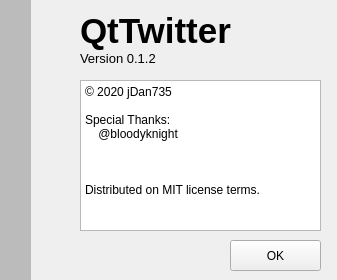
Qt form aboutapp.ui (jDan735/qttwitter) before a commit.
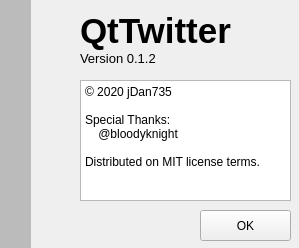
The same form after that commit. Icons and pictures are not drawn.

The edit to the form file:
```diff
--- a/aboutapp.ui
+++ b/aboutapp.ui
@@ -9,8 +9,8 @@
    <rect>
     <x>0</x>
     <y>0</y>
-    <width>337</width>
-    <height>280</height>
+    <width>299</width>
+    <height>248</height>
    </rect>
   </property>
   <property name="sizePolicy">
@@ -21,14 +21,14 @@
   </property>
   <property name="minimumSize">
    <size>
-    <width>337</width>
-    <height>280</height>
+    <width>299</width>
+    <height>248</height>
    </size>
   </property>
   <property name="maximumSize">
    <size>
-    <width>337</width>
-    <height>280</height>
+    <width>299</width>
+    <height>248</height>
    </size>
   </property>
   <property name="baseSize">
@@ -131,8 +131,8 @@
     <rect>
      <x>80</x>
      <y>80</y>
-     <width>241</width>
-     <height>151</height>
+     <width>211</width>
+     <height>121</height>
     </rect>
    </property>
    <property name="focusPolicy">
@@ -151,16 +151,14 @@
 &lt;p style=&quot; margin-top:0px; margin-bottom:0px; margin-left:0px; margin-right:0px; -qt-block-indent:0; text-indent:0px;&quot;&gt;&lt;span style=&quot; font-size:8.75pt;&quot;&gt;Special Thanks:&lt;/span&gt;&lt;/p&gt;
 &lt;p style=&quot; margin-top:0px; margin-bottom:0px; margin-left:0px; margin-right:0px; -qt-block-indent:0; text-indent:0px;&quot;&gt;&lt;span style=&quot; font-size:8.75pt;&quot;&gt;    @bloodyknight&lt;/span&gt;&lt;/p&gt;
 &lt;p style=&quot;-qt-paragraph-type:empty; margin-top:0px; margin-bottom:0px; margin-left:0px; margin-right:0px; -qt-block-indent:0; text-indent:0px; font-size:8.75pt;&quot;&gt;&lt;br /&gt;&lt;/p&gt;
-&lt;p style=&quot;-qt-paragraph-type:empty; margin-top:0px; margin-bottom:0px; margin-left:0px; margin-right:0px; -qt-block-indent:0; text-indent:0px; font-size:8.75pt;&quot;&gt;&lt;br /&gt;&lt;/p&gt;
-&lt;p style=&quot;-qt-paragraph-type:empty; margin-top:0px; margin-bottom:0px; margin-left:0px; margin-right:0px; -qt-block-indent:0; text-indent:0px; font-size:8.75pt;&quot;&gt;&lt;br /&gt;&lt;/p&gt;
 &lt;p style=&quot; margin-top:0px; margin-bottom:0px; margin-left:0px; margin-right:0px; -qt-block-indent:0; text-indent:0px;&quot;&gt;&lt;span style=&quot; font-size:8.75pt;&quot;&gt;Distributed on MIT license terms.&lt;/span&gt;&lt;/p&gt;&lt;/body&gt;&lt;/html&gt;</string>
    </property>
   </widget>
   <widget class="QPushButton" name="pushButton">
    <property name="geometry">
     <rect>
-     <x>230</x>
-     <y>240</y>
+     <x>200</x>
+     <y>210</y>
      <width>91</width>
      <height>31</height>
     </rect>
```
